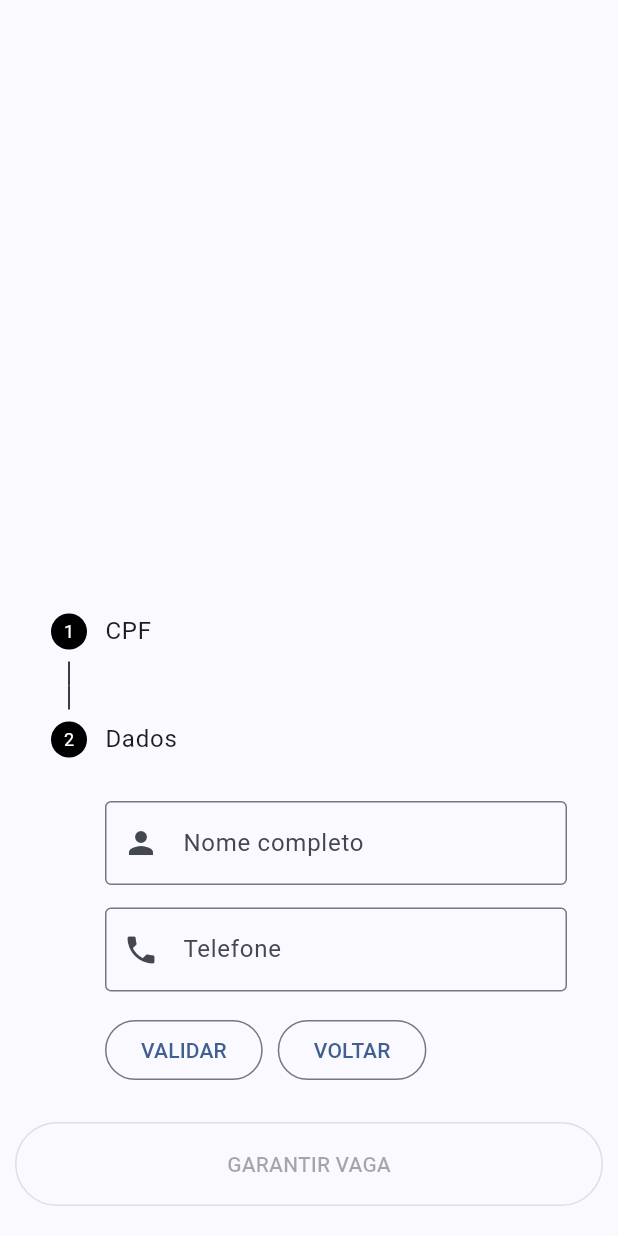
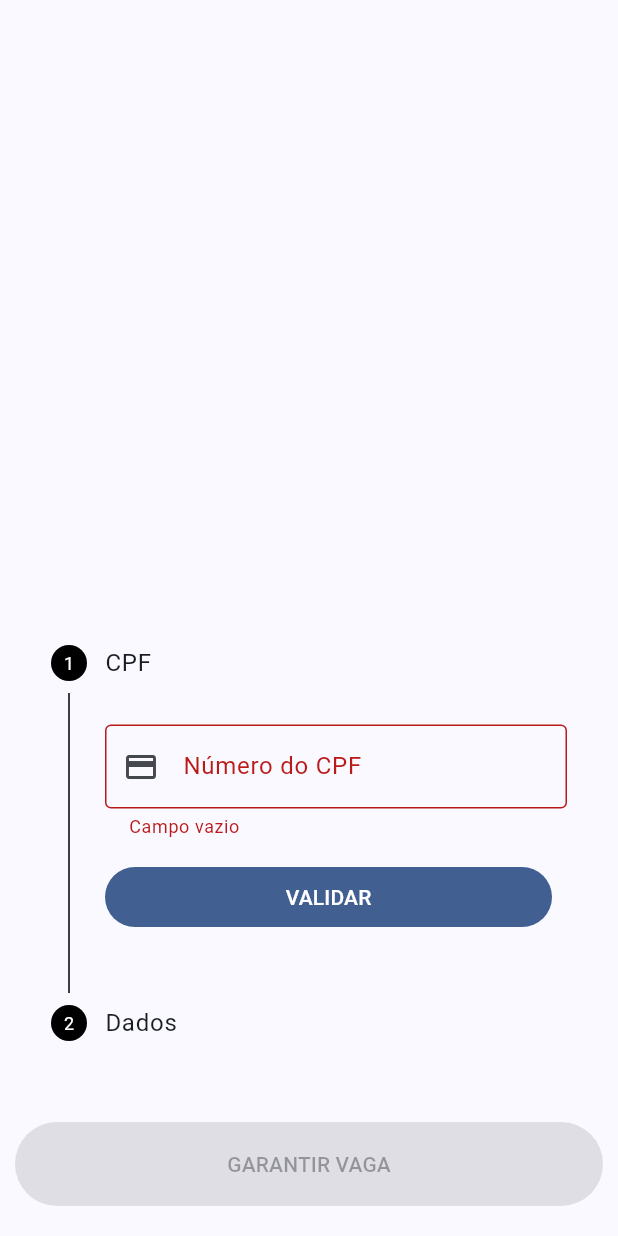
Before and after one commit to casertaPaulo/form-event-app, a Flutter app: the screen it shows after launch, after a tap on "VALIDAR", on a phone screen of 412 x 824 dp. Run offline on Flutter 3.47's test engine with Material 3 defaults, Android fonts, the light colour scheme and no system bars; our stand-ins replace flutter_masked_text2, get, google_fonts.

Commit message:
updating ui

```diff
--- a/lib/controller/cpf_controller.dart
+++ /dev/null
@@ -1,3 +0,0 @@
-import 'package:get/get_state_manager/src/simple/get_controllers.dart';
-
-class CpfController extends GetxController {}
--- /dev/null
+++ b/lib/controller/form_page_controller.dart
@@ -0,0 +1,3 @@
+import 'package:get/get.dart';
+
+class FormPageController extends GetxController {}
--- a/lib/ui/form_page.dart
+++ b/lib/ui/form_page.dart
@@ -1,4 +1,8 @@
 import 'package:flutter/material.dart';
+import 'package:form_event_app/controller/data_controller.dart';
+import 'package:form_event_app/controller/form_page_controller.dart';
+import 'package:get/get.dart';
+import 'package:flutter_masked_text2/flutter_masked_text2.dart';
 
 class FormPage extends StatefulWidget {
   const FormPage({super.key});
@@ -8,7 +12,14 @@ class FormPage extends StatefulWidget {
 }
 
 class _FormPageState extends State<FormPage> {
-  int _currentStep = 0;
+  final _formCpfKey = GlobalKey<FormState>();
+  final _formDados = GlobalKey<FormState>();
+  final nameController = TextEditingController().obs;
+  final phoneController = MaskedTextController(mask: '(00)00000-0000').obs;
+  final documentController = MaskedTextController(mask: '000.000.000-00').obs;
+  final _currentStep = 0.obs;
+  var controller = Get.put(DataController());
+
   @override
   Widget build(BuildContext context) {
     return Scaffold(
@@ -18,46 +29,44 @@ class _FormPageState extends State<FormPage> {
           child: Column(
             mainAxisAlignment: MainAxisAlignment.end,
             children: [
-              Stepper(
+              Obx(
+                () {
+                  return Stepper(
                     connectorColor: const WidgetStatePropertyAll(Colors.black),
-                currentStep: _currentStep,
-                onStepContinue: () {
-                  _currentStep > 0
-                      ? null
-                      : setState(() {
-                          _currentStep += 1;
-                        });
-                },
-                onStepCancel: () {
-                  _currentStep > 0
-                      ? setState(() {
-                          _currentStep -= 1;
-                        })
-                      : null;
-                },
-                controlsBuilder: (context, details) {
-                  return Row(
-                    children: [
-                      OutlinedButton(
-                        onPressed: details.onStepContinue,
-                        child: const Text("VALIDAR"),
-                      ),
-                      const SizedBox(width: 10),
-                      if (_currentStep != 0)
-                        OutlinedButton(
-                          onPressed: details.onStepCancel,
-                          child: const Text("VOLTAR"),
-                        ),
-                    ],
-                  );
-                },
+                    currentStep: _currentStep.value,
+                    onStepContinue: onStepContinue,
+                    onStepCancel: onStepCancel,
+                    controlsBuilder: controlsBuilder,
                     steps: [
+                      // STEP PARA VALIDAR O CPF
                       Step(
                         title: const Text("CPF"),
                         content: Column(
                           children: [
                             const SizedBox(height: 5),
-                        TextField(
+                            Form(
+                              key: _formCpfKey,
+                              child: TextFormField(
+                                controller: documentController.value,
+                                validator: (value) {
+                                  if (value == null || value.isEmpty) {
+                                    return "Campo vazio";
+                                  }
+                                  if (value.length < 14) {
+                                    return "Formato de CPF inválido";
+                                  }
+                                  return null;
+                                },
+                                keyboardType: TextInputType.number,
+                                maxLength: 14,
+                                buildCounter: (
+                                  context, {
+                                  required currentLength,
+                                  required isFocused,
+                                  required maxLength,
+                                }) {
+                                  return null;
+                                },
                                 decoration: const InputDecoration(
                                   border: OutlineInputBorder(),
                                   prefixIcon: Icon(Icons.credit_card),
@@ -67,16 +76,26 @@ class _FormPageState extends State<FormPage> {
                                   FocusScope.of(context).unfocus();
                                 },
                               ),
+                            ),
                             const SizedBox(height: 15),
                           ],
                         ),
                       ),
+                      // STEP PARA ADICIONAR NOME E TELEFONE
                       Step(
                         title: const Text("Dados"),
-                    content: Column(
+                        content: Form(
+                          key: _formDados,
+                          child: Column(
                             children: [
                               const SizedBox(height: 5),
-                        TextField(
+                              TextFormField(
+                                controller: nameController.value,
+                                validator: (value) {
+                                  return null;
+                                },
+                                textCapitalization:
+                                    TextCapitalization.characters,
                                 decoration: const InputDecoration(
                                   border: OutlineInputBorder(),
                                   prefixIcon: Icon(Icons.person),
@@ -87,11 +106,29 @@ class _FormPageState extends State<FormPage> {
                                 },
                               ),
                               const SizedBox(height: 15),
-                        TextField(
+                              TextFormField(
+                                controller: phoneController.value,
+                                validator: (value) {
+                                  if (value != null && value.length < 8) {
+                                    return "Insira um telefone válido";
+                                  }
+                                  return null;
+                                },
+                                maxLength: 14,
+                                buildCounter: (
+                                  context, {
+                                  required currentLength,
+                                  required isFocused,
+                                  required maxLength,
+                                }) {
+                                  return null;
+                                },
+                                keyboardType: TextInputType.phone,
                                 decoration: const InputDecoration(
                                   border: OutlineInputBorder(),
                                   prefixIcon: Icon(Icons.phone),
                                   labelText: "Telefone",
+                                  hintText: "(00)00000-0000",
                                 ),
                                 onTapOutside: (event) {
                                   FocusScope.of(context).unfocus();
@@ -101,73 +138,109 @@ class _FormPageState extends State<FormPage> {
                             ],
                           ),
                         ),
+                      ),
                     ],
+                  );
+                },
               ),
+
+              const SizedBox(height: 30),
+              // BOTÃO DE GARANTIR VAGA.
               SizedBox(
                 width: double.infinity,
-                child: OutlinedButton(
-                  onPressed: null,
-                  style: OutlinedButton.styleFrom(
+                child: Obx(() {
+                  var nameField = nameController.value.value.text;
+                  var phoneField = phoneController.value.value.text;
+                  return FilledButton(
+                    onPressed: nameField.isEmpty || phoneField.isEmpty
+                        ? null
+                        : () {
+                            if (_formDados.currentState!.validate()) {
+                              Get.snackbar(
+                                "Sucesso!",
+                                phoneController.value.text
+                                    .replaceAll(RegExp(r'[^0-9]'), ''),
+                                backgroundColor: Colors.lightGreenAccent,
+                              );
+                              resetInputs();
+                            }
+                          },
+                    style: FilledButton.styleFrom(
                         padding: const EdgeInsets.all(18)),
                     child: const Text(
                       "GARANTIR VAGA",
                     ),
-                ),
+                  );
+                }),
               )
-              // Form(
-              //   child: Column(
-              //     children: [
-              //       TextField(
-              //         decoration: const InputDecoration(
-              //           border: OutlineInputBorder(),
-              //           prefixIcon: Icon(Icons.credit_card),
-              //           labelText: "Número do CPF",
-              //         ),
-              //         onTapOutside: (event) {
-              //           FocusScope.of(context).unfocus();
-              //         },
-              //       ),
-              //       const SizedBox(height: 25),
-              //       TextField(
-              //         decoration: const InputDecoration(
-              //           border: OutlineInputBorder(),
-              //           prefixIcon: Icon(Icons.person),
-              //           labelText: "Nome completo",
-              //         ),
-              //         onTapOutside: (event) {
-              //           FocusScope.of(context).unfocus();
-              //         },
-              //       ),
-              //       const SizedBox(height: 25),
-              //       TextField(
-              //         decoration: const InputDecoration(
-              //           border: OutlineInputBorder(),
-              //           prefixIcon: Icon(Icons.phone),
-              //           labelText: "Telefone",
-              //         ),
-              //         onTapOutside: (event) {
-              //           FocusScope.of(context).unfocus();
-              //         },
-              //       ),
-              //       const SizedBox(height: 25),
-              //       SizedBox(
-              //         width: double.infinity,
-              //         child: OutlinedButton(
-              //           onPressed: () {},
-              //           style: OutlinedButton.styleFrom(
-              //               padding: const EdgeInsets.all(18)),
-              //           child: const Text(
-              //             "GARANTIR VAGA",
-              //           ),
-              //         ),
-              //       )
-              //     ],
-              //   ),
-              // )
             ],
           ),
         ),
       ),
     );
   }
+
+  void resetInputs() {
+    _currentStep(0);
+    documentController.value.text = "";
+    nameController.value.text = "";
+    phoneController.value.text = "";
   }
+
+  Widget controlsBuilder(BuildContext context, ControlsDetails details) {
+    return Row(
+      children: [
+        if (_currentStep.value != 1)
+          Expanded(
+            flex: 1,
+            child: FilledButton(
+              onPressed: details.onStepContinue,
+              child: Obx(
+                () {
+                  if (controller.isLoading.value) {
+                    return const Padding(
+                      padding: EdgeInsets.all(8.0),
+                      child: SizedBox(
+                        height: 20,
+                        width: 20,
+                        child: CircularProgressIndicator(
+                          color: Colors.white,
+                        ),
+                      ),
+                    );
+                  }
+                  return const Text("VALIDAR");
+                },
+              ),
+            ),
+          ),
+        const SizedBox(width: 10),
+        if (_currentStep.value != 0)
+          Expanded(
+            child: OutlinedButton(
+              onPressed: details.onStepCancel,
+              child: const Text("VOLTAR"),
+            ),
+          ),
+      ],
+    );
+  }
+
+  void onStepContinue() async {
+    var document =
+        documentController.value.text.replaceAll(RegExp(r'[^0-9]'), '');
+    if (_currentStep.value == 0 && _formCpfKey.currentState!.validate()) {
+      if (await controller.validateDocument(document)) {
+        _currentStep.value++;
+      }
+    }
+  }
+
+  void onStepCancel() {
+    if (_currentStep.value > 0) {
+      setState(() {
+        _currentStep.value -= 1;
+      });
+    }
+  }
+}
--- a/pubspec.yaml
+++ b/pubspec.yaml
@@ -9,8 +9,10 @@ environment:
 dependencies:
   flutter:
     sdk: flutter
+  flutter_masked_text2: ^0.9.1
   get: ^4.6.6
   google_fonts: ^6.2.1
+  http: ^1.2.2
 
 dev_dependencies:
   flutter_test:
```
Also changed, not shown: pubspec.lock. Lines whose indentation alone changed are shown as unchanged.
